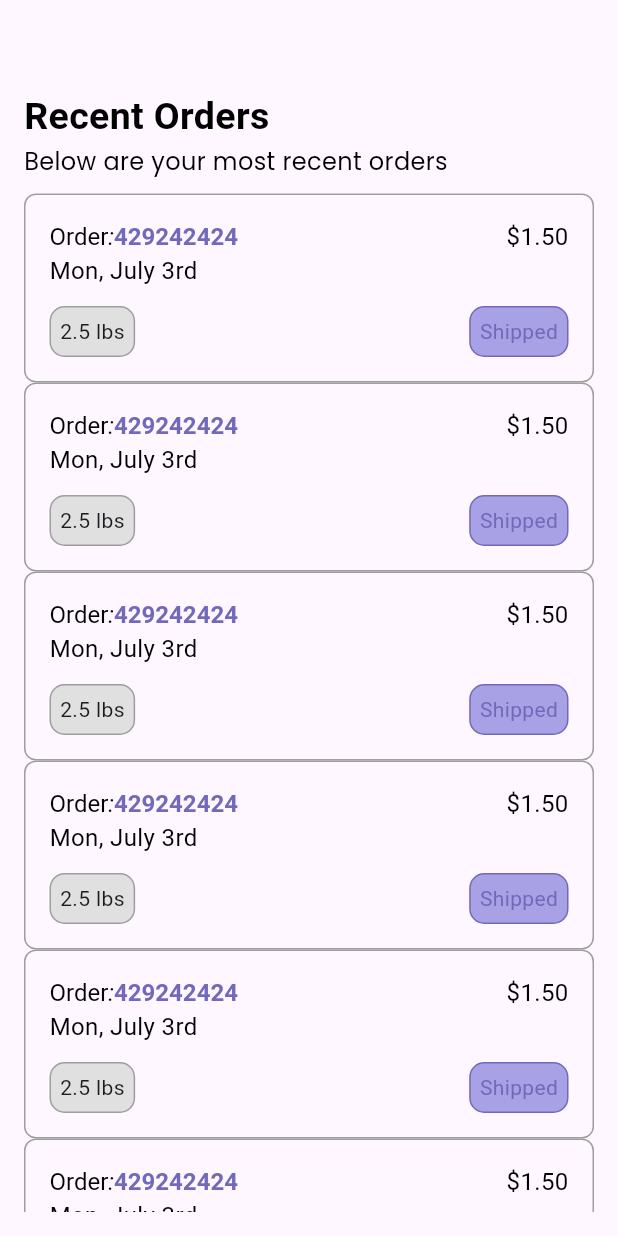
After one commit to saloneesthss/flutter_class, a Flutter app: the OrderScreen screen opened directly, on a phone screen of 412 x 824 dp. The commit adds this screen. Run offline on Flutter 3.47's test engine with Material 3 defaults, Android fonts, the phone set to English and light mode, and no system bars; Roboto replaces fonts that are missing (PoppinsMedium, PoppinsSemiBold).

Commit message:
added order summary

```diff
--- a/lib/modules/home/bottom_navigation.dart
+++ b/lib/modules/home/bottom_navigation.dart
@@ -1,5 +1,6 @@
 import 'package:flutter/material.dart';
 import 'package:pinterest/modules/home/dashboard_view.dart';
+import 'package:pinterest/modules/home/order_screen.dart';
 
 class BottomNavigation extends StatefulWidget {
   const BottomNavigation({super.key});
@@ -10,7 +11,7 @@ class BottomNavigation extends StatefulWidget {
 
 class _BottomNavigationState extends State<BottomNavigation> {
   int index = 0;
-  final screens = [DashboardView(), DashboardView(), DashboardView()];
+  final screens = [DashboardView(), OrderScreen(), DashboardView()];
   @override
   Widget build(BuildContext context) {
     return Scaffold(
--- /dev/null
+++ b/lib/modules/home/order_screen.dart
@@ -0,0 +1,121 @@
+import 'package:flutter/material.dart';
+import 'package:pinterest/constants/app_text_styles.dart';
+
+class OrderScreen extends StatefulWidget {
+  const OrderScreen({super.key});
+
+  @override
+  State<OrderScreen> createState() => _OrderScreenState();
+}
+
+class _OrderScreenState extends State<OrderScreen> {
+  orderWidget() {
+    return Container(
+      width: double.infinity,
+      padding: EdgeInsets.all(16),
+      decoration: BoxDecoration(
+        border: Border.all(color: Colors.grey),
+        borderRadius: BorderRadius.circular(8),
+      ),
+      child: Column(
+        crossAxisAlignment: CrossAxisAlignment.start,
+        children: [
+          Row(
+            mainAxisAlignment: MainAxisAlignment.spaceBetween,
+            children: [
+              RichText(text: TextSpan(text: 'Order',
+                style: AppTextStyle.poppinsMedium.copyWith(fontSize: 16),
+                children: [
+                  TextSpan(
+                    text: ':',
+                    style: AppTextStyle.poppinsSemiBold.copyWith(fontStyle: FontStyle.italic, fontSize: 16),
+                  ),
+                  TextSpan(
+                    text: '429242424',
+                    style: AppTextStyle.poppinsSemiBold.copyWith(
+                      fontWeight: FontWeight.bold,
+                      fontSize: 16,
+                      color: Color(0xff7169B9),
+                    ),
+                  ),
+                ],
+              ),),
+              Text('\$1.50',
+                style: AppTextStyle.poppinsMedium.copyWith(fontSize: 16),
+              ),
+            ],
+          ),
+          Text(
+            'Mon, July 3rd',
+            style: AppTextStyle.poppinsMedium.copyWith(fontSize: 16),
+          ),
+          SizedBox(height: 12),
+          Row(
+            mainAxisAlignment: MainAxisAlignment.spaceBetween,
+            children: [
+              Container(
+                decoration: BoxDecoration(
+                  color: Colors.grey.shade300,
+                  borderRadius: BorderRadius.circular(10),
+                  border: Border.all(color: Colors.grey),
+                ),
+                padding: EdgeInsets.all(6),
+                child: Text(
+                    '2.5 lbs'
+                ),
+              ),
+              Container(
+                decoration: BoxDecoration(
+                  color: Color(0xffa8a1e6),
+                  borderRadius: BorderRadius.circular(10),
+                  border: Border.all(color: Color(0xff7169B9)),
+                ),
+                padding: EdgeInsets.all(6),
+                child: Text(
+                  'Shipped',
+                  style: AppTextStyle.poppinsSemiBold.copyWith(
+                    fontSize: 14,
+                    color: Color(0xff7169B9),
+                  ),
+                ),
+              ),
+            ],
+          ),
+        ],
+      ),
+    );
+  }
+  @override
+  Widget build(BuildContext context) {
+    return Scaffold(
+      appBar: AppBar(toolbarHeight: 60),
+      body: Padding(
+        padding: const EdgeInsets.only(left: 16, right: 16, bottom: 16),
+        child: SingleChildScrollView(
+          child: Column(
+            crossAxisAlignment: CrossAxisAlignment.start,
+            children: [
+              Text(
+                'Recent Orders',
+                style: AppTextStyle.poppinsSemiBold.copyWith(fontSize: 25, fontWeight: FontWeight.bold),
+              ),
+              Text('Below are your most recent orders',
+                style: AppTextStyle.poppinsRegular.copyWith(fontSize: 16),
+              ),
+              SizedBox(height: 10),
+              ListView(
+                shrinkWrap: true,
+                primary: false,
+                children: [
+                  for (int i=0; i<8; i++)... [
+                    orderWidget(),
+                  ]
+                ],
+              ),
+            ],
+          ),
+        ),
+      ),
+    );
+  }
+}
```
